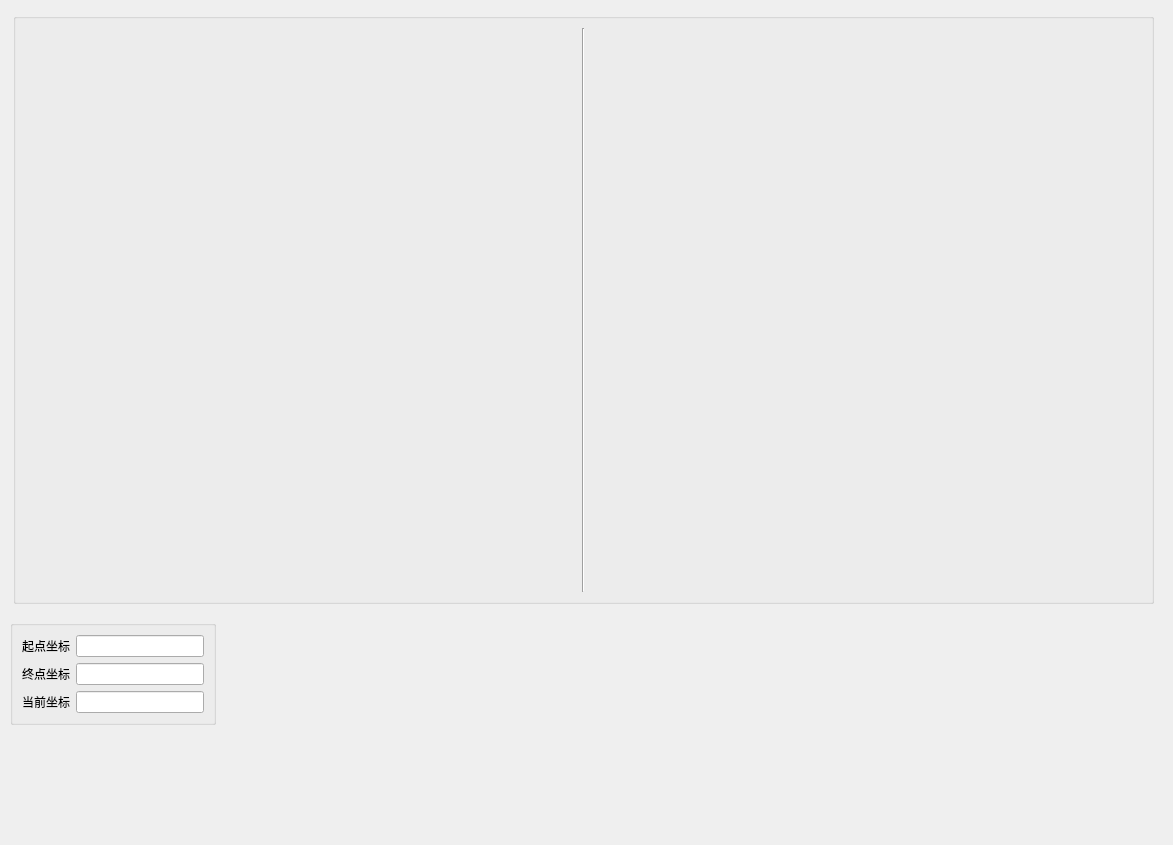
Old version of the form UI.ui in the repository huai-github/EvcavatorUI.
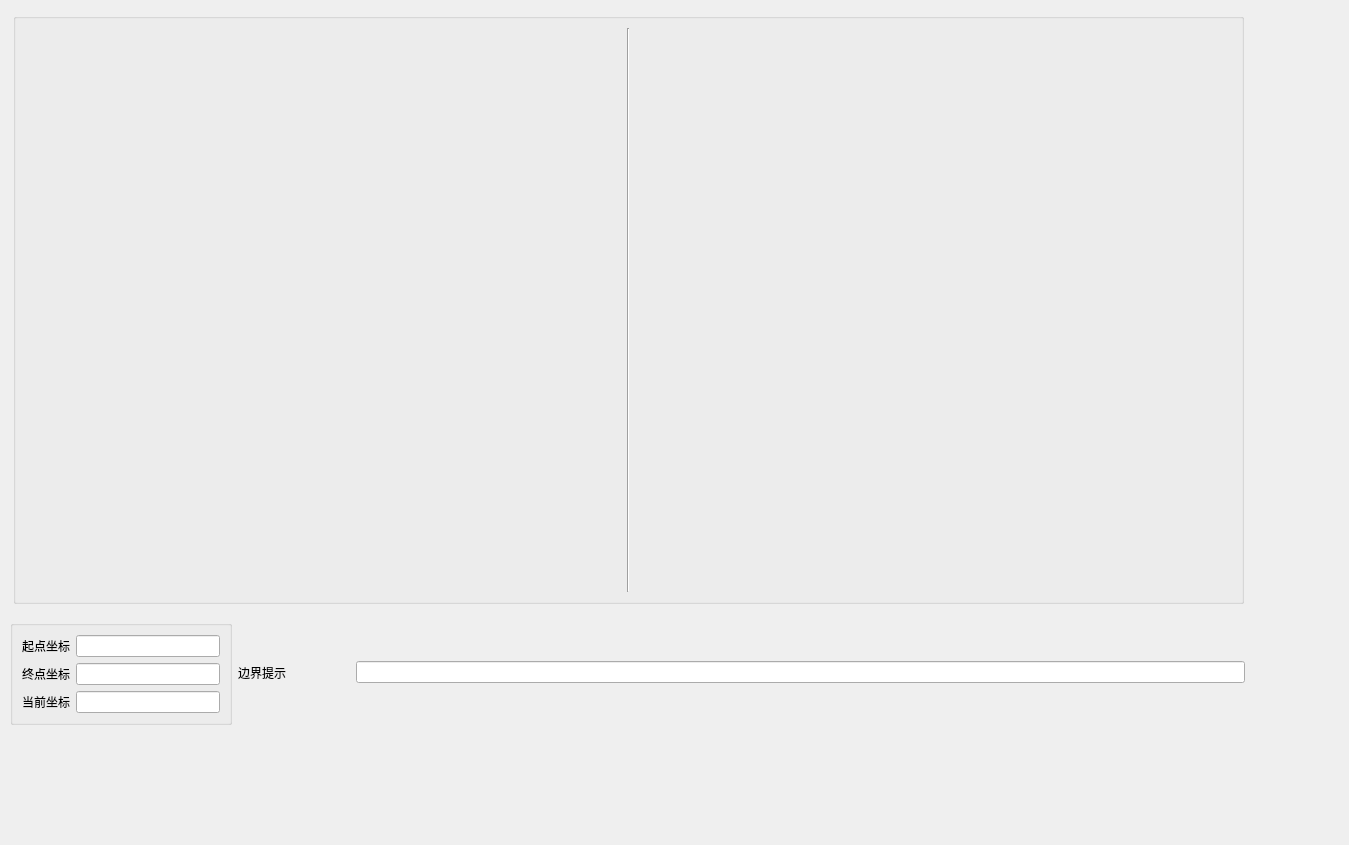
New version of the form.

Commit message: 柱状图滚动

The edit to the form file:
```diff
--- a/UI.ui
+++ b/UI.ui
@@ -6,7 +6,7 @@
    <rect>
     <x>0</x>
     <y>0</y>
-    <width>1173</width>
+    <width>1349</width>
     <height>845</height>
    </rect>
   </property>
@@ -18,7 +18,7 @@
     <rect>
      <x>13</x>
      <y>13</y>
-     <width>1141</width>
+     <width>1231</width>
      <height>591</height>
     </rect>
    </property>
@@ -55,7 +55,7 @@
     </item>
    </layout>
   </widget>
-  <widget class="QWidget" name="">
+  <widget class="QWidget" name="layoutWidget">
    <property name="geometry">
     <rect>
      <x>10</x>
@@ -66,7 +66,7 @@
    </property>
    <layout class="QVBoxLayout" name="verticalLayout_2">
     <item>
-     <layout class="QHBoxLayout" name="horizontalLayout_5" stretch="1,5">
+     <layout class="QHBoxLayout" name="horizontalLayout_5" stretch="2,1,8">
       <item>
        <widget class="QGroupBox" name="groupBox_2">
         <property name="title">
@@ -131,17 +131,61 @@
        </widget>
       </item>
       <item>
-       <spacer name="horizontalSpacer">
-        <property name="orientation">
-         <enum>Qt::Horizontal</enum>
+       <widget class="QLabel" name="startcoordinate_2">
+        <property name="styleSheet">
+         <string notr="true">font: 25 24pt &quot;微软雅黑 Light&quot;;</string>
         </property>
-        <property name="sizeHint" stdset="0">
-         <size>
-          <width>918</width>
-          <height>68</height>
-         </size>
+        <property name="text">
+         <string>边界提示</string>
         </property>
-       </spacer>
+       </widget>
+      </item>
+      <item>
+       <widget class="QLineEdit" name="BorderReminder">
+        <property name="palette">
+         <palette>
+          <active>
+           <colorrole role="Text">
+            <brush brushstyle="SolidPattern">
+             <color alpha="255">
+              <red>255</red>
+              <green>0</green>
+              <blue>0</blue>
+             </color>
+            </brush>
+           </colorrole>
+          </active>
+          <inactive>
+           <colorrole role="Text">
+            <brush brushstyle="SolidPattern">
+             <color alpha="255">
+              <red>255</red>
+              <green>0</green>
+              <blue>0</blue>
+             </color>
+            </brush>
+           </colorrole>
+          </inactive>
+          <disabled>
+           <colorrole role="Text">
+            <brush brushstyle="SolidPattern">
+             <color alpha="255">
+              <red>120</red>
+              <green>120</green>
+              <blue>120</blue>
+             </color>
+            </brush>
+           </colorrole>
+          </disabled>
+         </palette>
+        </property>
+        <property name="styleSheet">
+         <string notr="true">font: 24pt &quot;微软雅黑&quot;;</string>
+        </property>
+        <property name="alignment">
+         <set>Qt::AlignCenter</set>
+        </property>
+       </widget>
       </item>
      </layout>
     </item>
```
Left out of the diff: 9 changed lines with no effect on the pictures. The commit also changes 2 other files.
